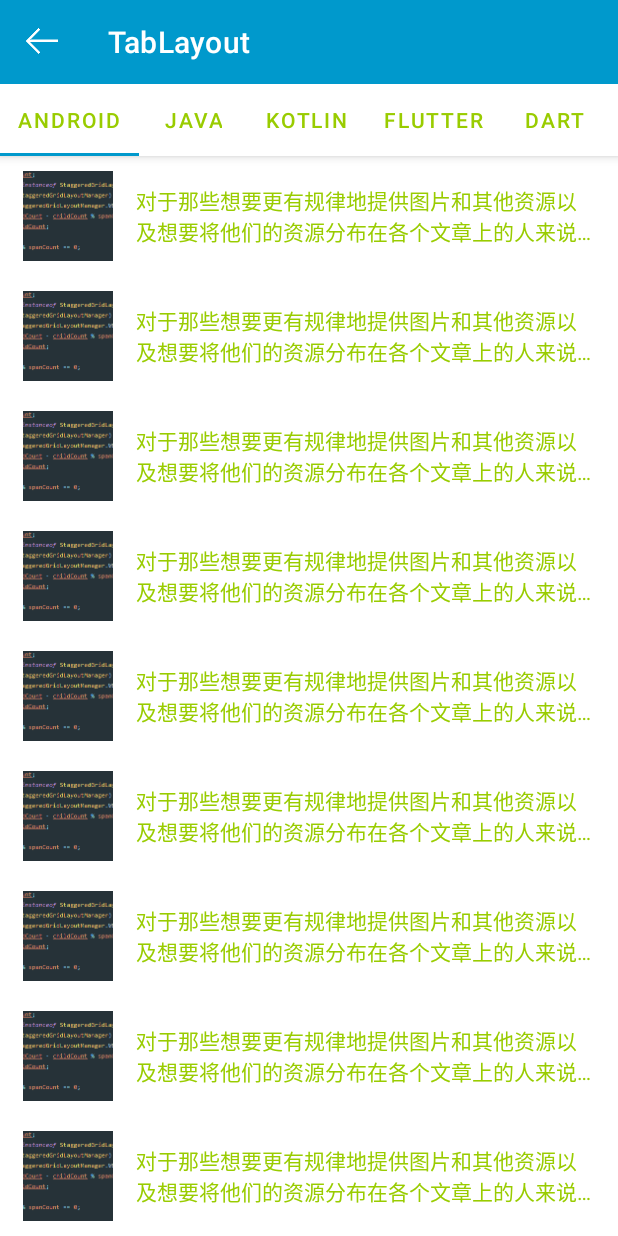
After one commit to KoWunnaKo/AndroidBasic, an Android app: the ListFragment screen opened directly, with no data from a screen before it, on a phone screen of 412 x 824 dp. The commit adds this screen. Run offline under Robolectric (Android 15) with nearby library versions, the phone set to English and light mode, and no system bars.

Commit message:
add TabLayout

```diff
--- a/app/src/main/AndroidManifest.xml
+++ b/app/src/main/AndroidManifest.xml
@@ -9,7 +9,8 @@
         android:roundIcon="@mipmap/ic_launcher_round"
         android:supportsRtl="true"
         android:theme="@style/Theme.AndroidBasic">
-        <activity android:name=".floatingactionbutton.FloatingActionButtonActivity"></activity>
+        <activity android:name=".tablayout.TabLayoutActivity"></activity>
+        <activity android:name=".floatingactionbutton.FloatingActionButtonActivity" />
         <activity android:name=".textinputlayout.TextInputLayoutActivity" />
         <activity android:name=".snackbar.SnackBarActivity" />
         <activity android:name=".notification.NotificationActivity" />
--- a/app/src/main/java/com/exciter/androidbasic/MainActivity.java
+++ b/app/src/main/java/com/exciter/androidbasic/MainActivity.java
@@ -12,7 +12,9 @@ import com.exciter.androidbasic.floatingactionbutton.FloatingActionButtonActivit
 import com.exciter.androidbasic.notification.NotificationActivity;
 import com.exciter.androidbasic.recyclerview.RecyclerViewActivity;
 import com.exciter.androidbasic.snackbar.SnackBarActivity;
+import com.exciter.androidbasic.tablayout.TabLayoutActivity;
 import com.exciter.androidbasic.textinputlayout.TextInputLayoutActivity;
+import com.google.android.material.tabs.TabLayout;
 
 import java.util.ArrayList;
 import java.util.List;
@@ -37,6 +39,7 @@ public class MainActivity extends AppCompatActivity {
         mData.add("Snackbar");
         mData.add("TextInputLayout");
         mData.add("FloatingActionButton");
+        mData.add("TabLayout");
         mHomeAdapter.notifyDataSetChanged();
     }
 
@@ -65,6 +68,9 @@ public class MainActivity extends AppCompatActivity {
                 case 5:
                     startActivity(new Intent(MainActivity.this, FloatingActionButtonActivity.class));
                     break;
+                case 6:
+                    startActivity(new Intent(MainActivity.this, TabLayoutActivity.class));
+                    break;
                 default:
                     break;
             }
--- /dev/null
+++ b/app/src/main/java/com/exciter/androidbasic/tablayout/FragmentAdapter.java
@@ -0,0 +1,38 @@
+package com.exciter.androidbasic.tablayout;
+
+import androidx.annotation.NonNull;
+import androidx.annotation.Nullable;
+import androidx.fragment.app.Fragment;
+import androidx.fragment.app.FragmentManager;
+import androidx.fragment.app.FragmentStatePagerAdapter;
+
+import java.util.List;
+
+public class FragmentAdapter extends FragmentStatePagerAdapter {
+
+    private final List<Fragment> mFragments;
+    private final List<String> mTitles;
+
+    public FragmentAdapter(FragmentManager fm, List<Fragment> fragments, List<String> titles) {
+        super(fm, 0);
+        this.mFragments = fragments;
+        this.mTitles = titles;
+    }
+
+    @NonNull
+    @Override
+    public Fragment getItem(int position) {
+        return mFragments.get(position);
+    }
+
+    @Override
+    public int getCount() {
+        return mFragments.size();
+    }
+
+    @Nullable
+    @Override
+    public CharSequence getPageTitle(int position) {
+        return mTitles.get(position);
+    }
+}
--- /dev/null
+++ b/app/src/main/java/com/exciter/androidbasic/tablayout/ListAdapter.java
@@ -0,0 +1,54 @@
+package com.exciter.androidbasic.tablayout;
+
+import android.view.LayoutInflater;
+import android.view.View;
+import android.view.ViewGroup;
+import android.widget.ImageView;
+import android.widget.TextView;
+
+import androidx.annotation.NonNull;
+import androidx.recyclerview.widget.RecyclerView;
+
+import com.exciter.androidbasic.R;
+
+import java.util.List;
+
+public class ListAdapter extends RecyclerView.Adapter<ListAdapter.MyHolder> {
+
+    private final List<ListBean> mData;
+
+    public ListAdapter(List<ListBean> mData) {
+        this.mData = mData;
+    }
+
+    @NonNull
+    @Override
+    public MyHolder onCreateViewHolder(@NonNull ViewGroup parent, int viewType) {
+        View itemView = LayoutInflater.from(parent.getContext()).inflate(R.layout.item_list, parent, false);
+        return new MyHolder(itemView);
+    }
+
+    @Override
+    public void onBindViewHolder(@NonNull MyHolder holder, int position) {
+        holder.mIvCover.setImageResource(mData.get(position).getCover());
+        holder.mTvTitle.setText(mData.get(position).getTitle());
+    }
+
+    @Override
+    public int getItemCount() {
+        return mData.size();
+    }
+
+    public static class MyHolder extends RecyclerView.ViewHolder {
+
+        private final ImageView mIvCover;
+        private final TextView mTvTitle;
+
+        public MyHolder(@NonNull View itemView) {
+            super(itemView);
+            mIvCover = itemView.findViewById(R.id.iv_cover);
+            mTvTitle = itemView.findViewById(R.id.tv_title);
+        }
+    }
+
+}
--- /dev/null
+++ b/app/src/main/java/com/exciter/androidbasic/tablayout/ListBean.java
@@ -0,0 +1,22 @@
+package com.exciter.androidbasic.tablayout;
+
+public class ListBean {
+    private int cover;
+    private String title;
+
+    public int getCover() {
+        return cover;
+    }
+
+    public void setCover(int cover) {
+        this.cover = cover;
+    }
+
+    public String getTitle() {
+        return title;
+    }
+
+    public void setTitle(String title) {
+        this.title = title;
+    }
+}
--- /dev/null
+++ b/app/src/main/java/com/exciter/androidbasic/tablayout/ListFragment.java
@@ -0,0 +1,48 @@
+package com.exciter.androidbasic.tablayout;
+
+import android.os.Bundle;
+import android.view.LayoutInflater;
+import android.view.View;
+import android.view.ViewGroup;
+
+import androidx.annotation.NonNull;
+import androidx.annotation.Nullable;
+import androidx.fragment.app.Fragment;
+import androidx.recyclerview.widget.LinearLayoutManager;
+import androidx.recyclerview.widget.RecyclerView;
+
+import com.exciter.androidbasic.R;
+
+import java.util.ArrayList;
+import java.util.List;
+
+public class ListFragment extends Fragment {
+
+    private RecyclerView mRecyclerView;
+
+    @Nullable
+    @Override
+    public View onCreateView(@NonNull LayoutInflater inflater, @Nullable ViewGroup container, @Nullable Bundle savedInstanceState) {
+        mRecyclerView = (RecyclerView) inflater.inflate(R.layout.fragment_list, container, false);
+        return mRecyclerView;
+    }
+
+    @Override
+    public void onActivityCreated(@Nullable Bundle savedInstanceState) {
+        super.onActivityCreated(savedInstanceState);
+        initView();
+    }
+
+    private void initView() {
+        List<ListBean> data = new ArrayList<>();
+        for (int i = 0; i < 30; i++) {
+            ListBean bean = new ListBean();
+            bean.setCover(R.drawable.card);
+            bean.setTitle("对于那些想要更有规律地提供图片和其他资源以及想要将他们的资源分布在各个文章上的人来说，Hexo也提供了更组织化的方式来管理资源。这个稍微有些复杂但是管理资源非常方便的功能可以通过将");
+            data.add(bean);
+        }
+        mRecyclerView.setLayoutManager(new LinearLayoutManager(getContext()));
+        ListAdapter adapter = new ListAdapter(data);
+        mRecyclerView.setAdapter(adapter);
+    }
+}
--- /dev/null
+++ b/app/src/main/java/com/exciter/androidbasic/tablayout/TabLayoutActivity.java
@@ -0,0 +1,80 @@
+package com.exciter.androidbasic.tablayout;
+
+import androidx.appcompat.app.AppCompatActivity;
+import androidx.appcompat.widget.Toolbar;
+import androidx.fragment.app.Fragment;
+import androidx.viewpager.widget.ViewPager;
+
+import android.graphics.Color;
+import android.os.Bundle;
+import android.provider.CalendarContract;
+
+import com.exciter.androidbasic.R;
+import com.google.android.material.tabs.TabLayout;
+
+import java.util.ArrayList;
+import java.util.List;
+
+public class TabLayoutActivity extends AppCompatActivity {
+
+    private TabLayout mTabLayout;
+    private ViewPager mViewPager;
+
+    @Override
+    protected void onCreate(Bundle savedInstanceState) {
+        super.onCreate(savedInstanceState);
+        setContentView(R.layout.activity_tab_layout);
+        initView();
+    }
+
+    private void initView() {
+        Toolbar toolbar = findViewById(R.id.tool_bar);
+        toolbar.setNavigationIcon(R.drawable.ic_back_white);
+        toolbar.setNavigationOnClickListener(v -> finish());
+        toolbar.setTitle("TabLayout");
+        toolbar.setTitleTextColor(getResources().getColor(R.color.white));
+        //TabLayout的tabIndicatorColor取得是colorPrimary的色值，在xml中单独设置颜色无效
+        /*
+         * <com.google.android.material.tabs.TabLayout
+         *     ...
+         *     app:tabIndicatorColor="?colorPrimary"
+         * />
+         */
+        mTabLayout = findViewById(R.id.tab_layout);
+        mViewPager = findViewById(R.id.view_pager);
+        initViewPager();
+    }
+
+    private void initViewPager() {
+        List<String> titles = new ArrayList<>();
+        List<Fragment> fragments = new ArrayList<>();
+
+        titles.add("Android");
+        titles.add("Java");
+        titles.add("kotlin");
+        titles.add("Flutter");
+        titles.add("Dart");
+        titles.add("iOS");
+        titles.add("Swift");
+        titles.add("PHP");
+        titles.add(".Net");
+        titles.add("小程序");
+        titles.add("HTML");
+        titles.add("JavaScript");
+        titles.add("Css");
+
+        for (int i = 0; i < titles.size(); i++) {
+            mTabLayout.addTab(mTabLayout.newTab().setText(titles.get(i)));
+            fragments.add(new ListFragment());
+        }
+
+        FragmentAdapter fragmentAdapter = new FragmentAdapter(getSupportFragmentManager(), fragments, titles);
+        //ViewPager设置适配器
+        mViewPager.setAdapter(fragmentAdapter);
+        //关联TabLayout和ViewPager
+        mTabLayout.setupWithViewPager(mViewPager);
+        //TabLayout设置适配器
+        mTabLayout.setTabsFromPagerAdapter(fragmentAdapter);
+
+    }
+}
--- /dev/null
+++ b/app/src/main/res/layout/activity_tab_layout.xml
@@ -0,0 +1,43 @@
+<?xml version="1.0" encoding="utf-8"?>
+<androidx.constraintlayout.widget.ConstraintLayout xmlns:android="http://schemas.android.com/apk/res/android"
+    xmlns:app="http://schemas.android.com/apk/res-auto"
+    xmlns:tools="http://schemas.android.com/tools"
+    android:layout_width="match_parent"
+    android:layout_height="match_parent"
+    tools:context=".tablayout.TabLayoutActivity">
+
+    <com.google.android.material.appbar.AppBarLayout
+        android:id="@+id/app_bar_layout"
+        style="@style/Theme.AndroidBasic"
+        android:layout_width="match_parent"
+        android:layout_height="wrap_content"
+        app:layout_constraintLeft_toLeftOf="parent"
+        app:layout_constraintRight_toRightOf="parent"
+        app:layout_constraintTop_toTopOf="parent">
+
+        <androidx.appcompat.widget.Toolbar
+            android:id="@+id/tool_bar"
+            android:layout_width="match_parent"
+            android:layout_height="?attr/actionBarSize"
+            app:layout_scrollFlags="scroll|enterAlways" />
+
+        <com.google.android.material.tabs.TabLayout
+            android:id="@+id/tab_layout"
+            android:layout_width="match_parent"
+            app:tabIndicatorHeight="2dp"
+            app:tabTextColor="@android:color/holo_green_light"
+            android:layout_height="wrap_content"
+            app:tabMode="scrollable" />
+
+    </com.google.android.material.appbar.AppBarLayout>
+
+    <androidx.viewpager.widget.ViewPager
+        android:id="@+id/view_pager"
+        android:layout_width="match_parent"
+        android:layout_height="0dp"
+        app:layout_constraintBottom_toBottomOf="parent"
+        app:layout_constraintLeft_toLeftOf="parent"
+        app:layout_constraintRight_toRightOf="parent"
+        app:layout_constraintTop_toBottomOf="@+id/app_bar_layout" />
+
+</androidx.constraintlayout.widget.ConstraintLayout>
--- /dev/null
+++ b/app/src/main/res/layout/fragment_list.xml
@@ -0,0 +1,4 @@
+<?xml version="1.0" encoding="utf-8"?>
+<androidx.recyclerview.widget.RecyclerView xmlns:android="http://schemas.android.com/apk/res/android"
+    android:layout_width="match_parent"
+    android:layout_height="match_parent" />
--- /dev/null
+++ b/app/src/main/res/layout/item_list.xml
@@ -0,0 +1,30 @@
+<?xml version="1.0" encoding="utf-8"?>
+<androidx.constraintlayout.widget.ConstraintLayout xmlns:android="http://schemas.android.com/apk/res/android"
+    xmlns:app="http://schemas.android.com/apk/res-auto"
+    android:layout_width="match_parent"
+    android:layout_height="80dp"
+    android:paddingHorizontal="15dp">
+
+    <ImageView
+        android:id="@+id/iv_cover"
+        android:layout_width="60dp"
+        android:layout_height="60dp"
+        android:scaleType="centerCrop"
+        app:layout_constraintBottom_toBottomOf="parent"
+        app:layout_constraintLeft_toLeftOf="parent"
+        app:layout_constraintTop_toTopOf="parent" />
+
+    <TextView
+        android:id="@+id/tv_title"
+        android:layout_width="0dp"
+        android:layout_height="wrap_content"
+        android:ellipsize="end"
+        android:maxLines="2"
+        android:paddingLeft="15dp"
+        android:textColor="@android:color/holo_green_light"
+        app:layout_constraintBottom_toBottomOf="parent"
+        app:layout_constraintLeft_toRightOf="@+id/iv_cover"
+        app:layout_constraintRight_toRightOf="parent"
+        app:layout_constraintTop_toTopOf="parent" />
+
+</androidx.constraintlayout.widget.ConstraintLayout>
```
